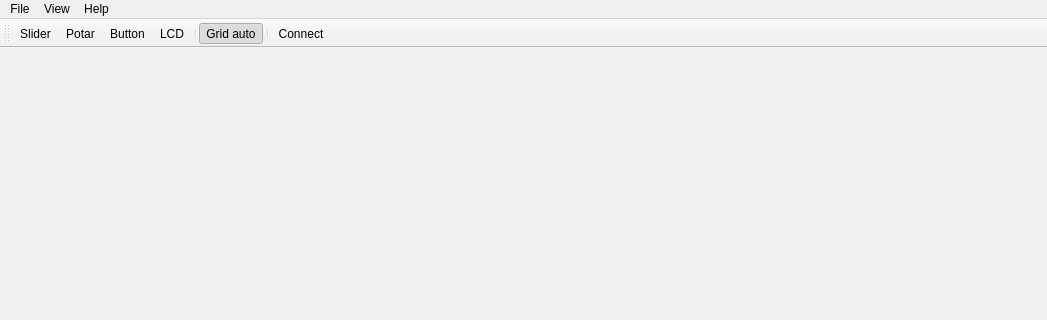
Above: pc/Gui.ui from ArnaudValensi/waterbear-communication before the change; both pictures show x 0 to 1047 and y 0 to 320 of the 1047 by 674 pixel window. Below: the same form after it.
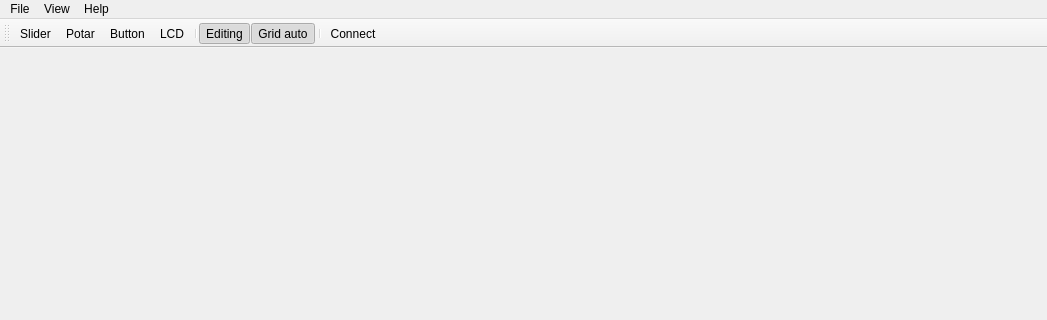
That is the form after the change. Icons and pictures are not drawn.

The edit to the form file:
```diff
--- a/pc/Gui.ui
+++ b/pc/Gui.ui
@@ -67,6 +67,7 @@
    <addaction name="actionButton"/>
    <addaction name="actionLCD"/>
    <addaction name="separator"/>
+   <addaction name="actionEditing"/>
    <addaction name="actionGrid_auto"/>
    <addaction name="separator"/>
    <addaction name="actionConnect"/>
@@ -202,6 +203,17 @@
     <string>LCD</string>
    </property>
   </action>
+  <action name="actionEditing">
+   <property name="checkable">
+    <bool>true</bool>
+   </property>
+   <property name="checked">
+    <bool>true</bool>
+   </property>
+   <property name="text">
+    <string>Editing</string>
+   </property>
+  </action>
  </widget>
  <layoutdefault spacing="6" margin="11"/>
  <resources>
```
Left out of the diff: 37 changed lines with no effect on the pictures.
